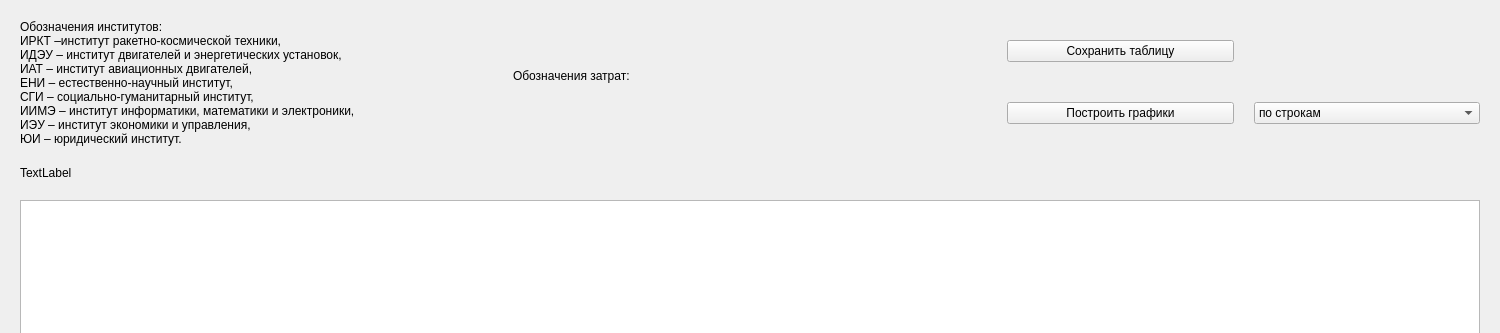
Before: the Qt Designer form table_window/table_window_design.ui in garrigar/Blagov_Inc, drawn with Qt 5; both pictures show x 0 to 1500 and y 0 to 333 of the 1500 by 733 pixel window.
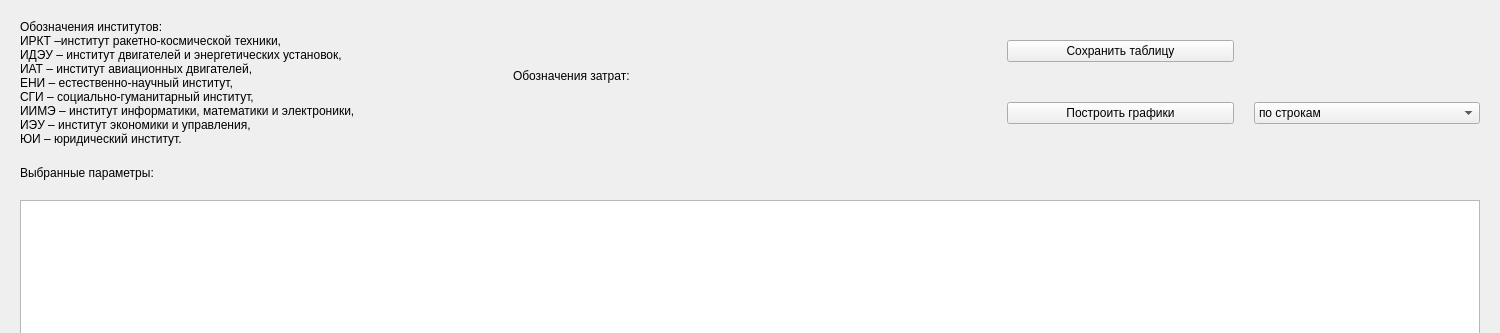
After: the same form once the commit is applied.

What changed in the file:
```diff
--- a/table_window/table_window_design.ui
+++ b/table_window/table_window_design.ui
@@ -114,7 +114,7 @@
      <item>
       <widget class="QLabel" name="label_description">
        <property name="text">
-        <string>TextLabel</string>
+        <string>Выбранные параметры:</string>
        </property>
       </widget>
      </item>
```
Left out of the diff: 2 changed lines with no effect on the pictures.
